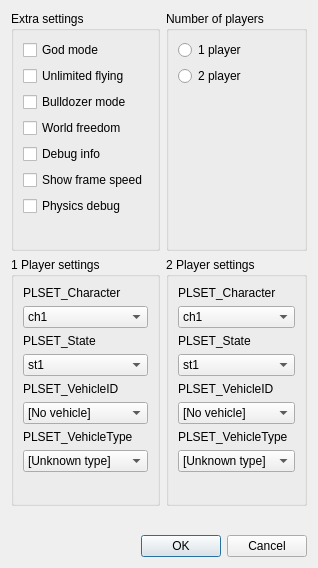
This is Editor/main_window/testing/testing_settings.ui in WohlSoft/Moondust-Project as Qt 5 draws it before an edit. The edited form follows.
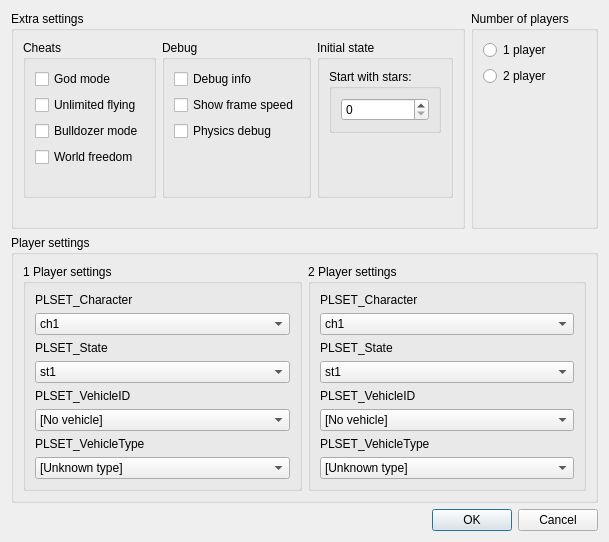
This is the edited form. Icons and pictures are not drawn.

Diff of the .ui file:
```diff
--- a/Editor/main_window/testing/testing_settings.ui
+++ b/Editor/main_window/testing/testing_settings.ui
@@ -6,8 +6,8 @@
    <rect>
     <x>0</x>
     <y>0</y>
-    <width>318</width>
-    <height>568</height>
+    <width>606</width>
+    <height>542</height>
    </rect>
   </property>
   <property name="windowTitle">
@@ -18,227 +18,19 @@
     <normaloff>:/cat_builder.ico</normaloff>:/cat_builder.ico</iconset>
   </property>
   <layout class="QGridLayout" name="gridLayout_5">
-   <item row="1" column="1">
-    <widget class="QGroupBox" name="setupP2">
-     <property name="minimumSize">
-      <size>
-       <width>140</width>
-       <height>0</height>
-      </size>
-     </property>
-     <property name="title">
-      <string>2 Player settings</string>
-     </property>
-     <layout class="QGridLayout" name="gridLayout_4">
-      <item row="8" column="0">
-       <spacer name="verticalSpacer_4">
-        <property name="orientation">
-         <enum>Qt::Vertical</enum>
-        </property>
-        <property name="sizeHint" stdset="0">
-         <size>
-          <width>20</width>
-          <height>40</height>
-         </size>
-        </property>
-       </spacer>
-      </item>
-      <item row="3" column="0">
-       <widget class="QComboBox" name="p2_state">
-        <item>
-         <property name="text">
-          <string notr="true">st1</string>
-         </property>
-        </item>
-        <item>
-         <property name="text">
-          <string notr="true">st2</string>
-         </property>
-        </item>
-        <item>
-         <property name="text">
-          <string notr="true">st3</string>
-         </property>
-        </item>
-        <item>
-         <property name="text">
-          <string notr="true">st4</string>
-         </property>
-        </item>
-        <item>
-         <property name="text">
-          <string notr="true">st5</string>
-         </property>
-        </item>
-        <item>
-         <property name="text">
-          <string notr="true">st6</string>
-         </property>
-        </item>
-        <item>
-         <property name="text">
-          <string notr="true">st7</string>
-         </property>
-        </item>
-       </widget>
-      </item>
-      <item row="2" column="0">
-       <widget class="QLabel" name="label_4">
-        <property name="text">
-         <string comment="Character">PLSET_State</string>
-        </property>
-       </widget>
-      </item>
       <item row="0" column="0">
-       <widget class="QLabel" name="label_3">
-        <property name="text">
-         <string comment="Character">PLSET_Character</string>
-        </property>
-       </widget>
-      </item>
-      <item row="1" column="0">
-       <widget class="QComboBox" name="p2_character">
-        <item>
-         <property name="text">
-          <string notr="true">ch1</string>
-         </property>
-        </item>
-        <item>
-         <property name="text">
-          <string notr="true">ch2</string>
-         </property>
-        </item>
-        <item>
-         <property name="text">
-          <string notr="true">ch3</string>
-         </property>
-        </item>
-        <item>
-         <property name="text">
-          <string notr="true">ch4</string>
-         </property>
-        </item>
-        <item>
-         <property name="text">
-          <string notr="true">ch5</string>
-         </property>
-        </item>
-       </widget>
-      </item>
-      <item row="5" column="0">
-       <widget class="QComboBox" name="p2_vehicleID">
-        <item>
-         <property name="text">
-          <string notr="true">[No vehicle]</string>
-         </property>
-        </item>
-        <item>
-         <property name="text">
-          <string notr="true">Vehicle 1</string>
-         </property>
-        </item>
-        <item>
-         <property name="text">
-          <string notr="true">Vehicle 2</string>
-         </property>
-        </item>
-        <item>
-         <property name="text">
-          <string notr="true">Vehicle 3</string>
-         </property>
-        </item>
-       </widget>
-      </item>
-      <item row="4" column="0">
-       <widget class="QLabel" name="label_6">
-        <property name="text">
-         <string comment="translate as &quot;Vehicle&quot;">PLSET_VehicleID</string>
-        </property>
-       </widget>
-      </item>
-      <item row="6" column="0">
-       <widget class="QLabel" name="label_8">
-        <property name="text">
-         <string comment="translate as &quot;Vehicle type&quot;">PLSET_VehicleType</string>
-        </property>
-       </widget>
-      </item>
-      <item row="7" column="0">
-       <widget class="QComboBox" name="p2_vehicleType">
-        <item>
-         <property name="text">
-          <string notr="true">[Unknown type]</string>
-         </property>
-        </item>
-        <item>
-         <property name="text">
-          <string notr="true">Type 1</string>
-         </property>
-        </item>
-        <item>
-         <property name="text">
-          <string notr="true">Type 2</string>
-         </property>
-        </item>
-        <item>
-         <property name="text">
-          <string notr="true">Type 3</string>
-         </property>
-        </item>
-        <item>
-         <property name="text">
-          <string notr="true">Type 4</string>
-         </property>
-        </item>
-        <item>
-         <property name="text">
-          <string notr="true">Type 5</string>
-         </property>
-        </item>
-        <item>
-         <property name="text">
-          <string notr="true">Type 6</string>
-         </property>
-        </item>
-        <item>
-         <property name="text">
-          <string notr="true">Type 7</string>
-         </property>
-        </item>
-        <item>
-         <property name="text">
-          <string notr="true">Type 8</string>
-         </property>
-        </item>
-       </widget>
-      </item>
-     </layout>
-    </widget>
-   </item>
-   <item row="3" column="0" colspan="2">
-    <widget class="QDialogButtonBox" name="buttonBox">
-     <property name="standardButtons">
-      <set>QDialogButtonBox::Cancel|QDialogButtonBox::Ok</set>
-     </property>
-    </widget>
-   </item>
-   <item row="0" column="0">
-    <widget class="QGroupBox" name="groupBox">
+    <widget class="QGroupBox" name="extraSettings">
      <property name="title">
       <string>Extra settings</string>
      </property>
      <layout class="QGridLayout" name="gridLayout">
-      <item row="1" column="0">
-       <widget class="QCheckBox" name="ex_flyup">
-        <property name="toolTip">
-         <string>Allows you to fly up to the space!</string>
-        </property>
-        <property name="text">
-         <string>Unlimited flying</string>
-        </property>
-       </widget>
-      </item>
       <item row="0" column="0">
+       <widget class="QGroupBox" name="cheats">
+        <property name="title">
+         <string>Cheats</string>
+        </property>
+        <layout class="QVBoxLayout" name="verticalLayout">
+         <item>
        <widget class="QCheckBox" name="ex_god">
         <property name="toolTip">
          <string>Playable character will not take damage on dangerous contacts and will not burn in the lava.</string>
@@ -248,17 +40,17 @@
         </property>
        </widget>
       </item>
-      <item row="3" column="0">
-       <widget class="QCheckBox" name="ex_freedom">
+         <item>
+          <widget class="QCheckBox" name="ex_flyup">
         <property name="toolTip">
-         <string>Allows you to walk everywhere on the world map without limiting by paths.</string>
+            <string>Allows you to fly up to the space!</string>
         </property>
         <property name="text">
-         <string>World freedom</string>
+            <string>Unlimited flying</string>
         </property>
        </widget>
       </item>
-      <item row="2" column="0">
+         <item>
        <widget class="QCheckBox" name="ex_chuck">
         <property name="toolTip">
          <string>Allows you to destroy any objects with no exceptions.</string>
@@ -268,45 +60,131 @@
         </property>
        </widget>
       </item>
-      <item row="4" column="0">
+         <item>
+          <widget class="QCheckBox" name="ex_freedom">
+           <property name="toolTip">
+            <string>Allows you to walk everywhere on the world map without limiting by paths.</string>
+           </property>
+           <property name="text">
+            <string>World freedom</string>
+           </property>
+          </widget>
+         </item>
+         <item>
+          <spacer name="verticalSpacer_7">
+           <property name="orientation">
+            <enum>Qt::Vertical</enum>
+           </property>
+           <property name="sizeHint" stdset="0">
+            <size>
+             <width>20</width>
+             <height>40</height>
+            </size>
+           </property>
+          </spacer>
+         </item>
+        </layout>
+       </widget>
+      </item>
+      <item row="0" column="2">
+       <widget class="QGroupBox" name="initialState">
+        <property name="title">
+         <string>Initial state</string>
+        </property>
+        <layout class="QVBoxLayout" name="verticalLayout_2">
+         <item>
+          <widget class="QGroupBox" name="groupBox_3">
+           <property name="title">
+            <string>Start with stars:</string>
+           </property>
+           <layout class="QHBoxLayout" name="horizontalLayout">
+            <item>
+             <widget class="QSpinBox" name="ex_starsNum">
+              <property name="maximum">
+               <number>1000</number>
+              </property>
+             </widget>
+            </item>
+           </layout>
+          </widget>
+         </item>
+         <item>
+          <spacer name="verticalSpacer_6">
+           <property name="orientation">
+            <enum>Qt::Vertical</enum>
+           </property>
+           <property name="sizeHint" stdset="0">
+            <size>
+             <width>20</width>
+             <height>40</height>
+            </size>
+           </property>
+          </spacer>
+         </item>
+        </layout>
+       </widget>
+      </item>
+      <item row="9" column="0">
+       <spacer name="verticalSpacer">
+        <property name="orientation">
+         <enum>Qt::Vertical</enum>
+        </property>
+        <property name="sizeHint" stdset="0">
+         <size>
+          <width>20</width>
+          <height>40</height>
+         </size>
+        </property>
+       </spacer>
+      </item>
+      <item row="0" column="1">
+       <widget class="QGroupBox" name="debug">
+        <property name="title">
+         <string>Debug</string>
+        </property>
+        <layout class="QVBoxLayout" name="verticalLayout_3">
+         <item>
        <widget class="QCheckBox" name="ex_debug">
         <property name="text">
          <string comment="Enable printing of the debug information.">Debug info</string>
         </property>
        </widget>
       </item>
-      <item row="6" column="0">
-       <widget class="QCheckBox" name="ex_physdebug">
-        <property name="text">
-         <string comment="Enable debug drawing of physical objects (draw all hit boxes).">Physics debug</string>
-        </property>
-       </widget>
-      </item>
-      <item row="8" column="0">
-       <spacer name="verticalSpacer">
-        <property name="orientation">
-         <enum>Qt::Vertical</enum>
-        </property>
-        <property name="sizeHint" stdset="0">
-         <size>
-          <width>20</width>
-          <height>40</height>
-         </size>
-        </property>
-       </spacer>
-      </item>
-      <item row="5" column="0">
+         <item>
        <widget class="QCheckBox" name="ex_showFPS">
         <property name="text">
          <string>Show frame speed</string>
         </property>
        </widget>
       </item>
+         <item>
+          <widget class="QCheckBox" name="ex_physdebug">
+           <property name="text">
+            <string comment="Enable debug drawing of physical objects (draw all hit boxes).">Physics debug</string>
+           </property>
+          </widget>
+         </item>
+         <item>
+          <spacer name="verticalSpacer_8">
+           <property name="orientation">
+            <enum>Qt::Vertical</enum>
+           </property>
+           <property name="sizeHint" stdset="0">
+            <size>
+             <width>20</width>
+             <height>40</height>
+            </size>
+           </property>
+          </spacer>
+         </item>
+        </layout>
+       </widget>
+      </item>
      </layout>
     </widget>
    </item>
    <item row="0" column="1">
-    <widget class="QGroupBox" name="groupBox_2">
+    <widget class="QGroupBox" name="numOfPlayers">
      <property name="title">
       <string>Number of players</string>
      </property>
@@ -341,7 +219,13 @@
      </layout>
     </widget>
    </item>
-   <item row="1" column="0">
+   <item row="1" column="0" colspan="2">
+    <widget class="QGroupBox" name="playerSettings">
+     <property name="title">
+      <string>Player settings</string>
+     </property>
+     <layout class="QHBoxLayout" name="horizontalLayout_2">
+      <item>
     <widget class="QGroupBox" name="setupP1">
      <property name="minimumSize">
       <size>
@@ -538,6 +422,206 @@
      </layout>
     </widget>
    </item>
+      <item>
+       <widget class="QGroupBox" name="setupP2">
+        <property name="minimumSize">
+         <size>
+          <width>140</width>
+          <height>0</height>
+         </size>
+        </property>
+        <property name="title">
+         <string>2 Player settings</string>
+        </property>
+        <layout class="QGridLayout" name="gridLayout_4">
+         <item row="8" column="0">
+          <spacer name="verticalSpacer_4">
+           <property name="orientation">
+            <enum>Qt::Vertical</enum>
+           </property>
+           <property name="sizeHint" stdset="0">
+            <size>
+             <width>20</width>
+             <height>40</height>
+            </size>
+           </property>
+          </spacer>
+         </item>
+         <item row="3" column="0">
+          <widget class="QComboBox" name="p2_state">
+           <item>
+            <property name="text">
+             <string notr="true">st1</string>
+            </property>
+           </item>
+           <item>
+            <property name="text">
+             <string notr="true">st2</string>
+            </property>
+           </item>
+           <item>
+            <property name="text">
+             <string notr="true">st3</string>
+            </property>
+           </item>
+           <item>
+            <property name="text">
+             <string notr="true">st4</string>
+            </property>
+           </item>
+           <item>
+            <property name="text">
+             <string notr="true">st5</string>
+            </property>
+           </item>
+           <item>
+            <property name="text">
+             <string notr="true">st6</string>
+            </property>
+           </item>
+           <item>
+            <property name="text">
+             <string notr="true">st7</string>
+            </property>
+           </item>
+          </widget>
+         </item>
+         <item row="2" column="0">
+          <widget class="QLabel" name="label_4">
+           <property name="text">
+            <string comment="Character">PLSET_State</string>
+           </property>
+          </widget>
+         </item>
+         <item row="0" column="0">
+          <widget class="QLabel" name="label_3">
+           <property name="text">
+            <string comment="Character">PLSET_Character</string>
+           </property>
+          </widget>
+         </item>
+         <item row="1" column="0">
+          <widget class="QComboBox" name="p2_character">
+           <item>
+            <property name="text">
+             <string notr="true">ch1</string>
+            </property>
+           </item>
+           <item>
+            <property name="text">
+             <string notr="true">ch2</string>
+            </property>
+           </item>
+           <item>
+            <property name="text">
+             <string notr="true">ch3</string>
+            </property>
+           </item>
+           <item>
+            <property name="text">
+             <string notr="true">ch4</string>
+            </property>
+           </item>
+           <item>
+            <property name="text">
+             <string notr="true">ch5</string>
+            </property>
+           </item>
+          </widget>
+         </item>
+         <item row="5" column="0">
+          <widget class="QComboBox" name="p2_vehicleID">
+           <item>
+            <property name="text">
+             <string notr="true">[No vehicle]</string>
+            </property>
+           </item>
+           <item>
+            <property name="text">
+             <string notr="true">Vehicle 1</string>
+            </property>
+           </item>
+           <item>
+            <property name="text">
+             <string notr="true">Vehicle 2</string>
+            </property>
+           </item>
+           <item>
+            <property name="text">
+             <string notr="true">Vehicle 3</string>
+            </property>
+           </item>
+          </widget>
+         </item>
+         <item row="4" column="0">
+          <widget class="QLabel" name="label_6">
+           <property name="text">
+            <string comment="translate as &quot;Vehicle&quot;">PLSET_VehicleID</string>
+           </property>
+          </widget>
+         </item>
+         <item row="6" column="0">
+          <widget class="QLabel" name="label_8">
+           <property name="text">
+            <string comment="translate as &quot;Vehicle type&quot;">PLSET_VehicleType</string>
+           </property>
+          </widget>
+         </item>
+         <item row="7" column="0">
+          <widget class="QComboBox" name="p2_vehicleType">
+           <item>
+            <property name="text">
+             <string notr="true">[Unknown type]</string>
+            </property>
+           </item>
+           <item>
+            <property name="text">
+             <string notr="true">Type 1</string>
+            </property>
+           </item>
+           <item>
+            <property name="text">
+             <string notr="true">Type 2</string>
+            </property>
+           </item>
+           <item>
+            <property name="text">
+             <string notr="true">Type 3</string>
+            </property>
+           </item>
+           <item>
+            <property name="text">
+             <string notr="true">Type 4</string>
+            </property>
+           </item>
+           <item>
+            <property name="text">
+             <string notr="true">Type 5</string>
+            </property>
+           </item>
+           <item>
+            <property name="text">
+             <string notr="true">Type 6</string>
+            </property>
+           </item>
+           <item>
+            <property name="text">
+             <string notr="true">Type 7</string>
+            </property>
+           </item>
+           <item>
+            <property name="text">
+             <string notr="true">Type 8</string>
+            </property>
+           </item>
+          </widget>
+         </item>
+        </layout>
+       </widget>
+      </item>
+     </layout>
+    </widget>
+   </item>
    <item row="2" column="0" colspan="2">
     <spacer name="verticalSpacer_5">
      <property name="orientation">
@@ -551,6 +635,13 @@
      </property>
     </spacer>
    </item>
+   <item row="3" column="0" colspan="2">
+    <widget class="QDialogButtonBox" name="buttonBox">
+     <property name="standardButtons">
+      <set>QDialogButtonBox::Cancel|QDialogButtonBox::Ok</set>
+     </property>
+    </widget>
+   </item>
   </layout>
  </widget>
  <resources>
```
Left out of the diff: 1 changed line with no effect on the pictures. Lines whose indentation alone changed are shown as unchanged.
